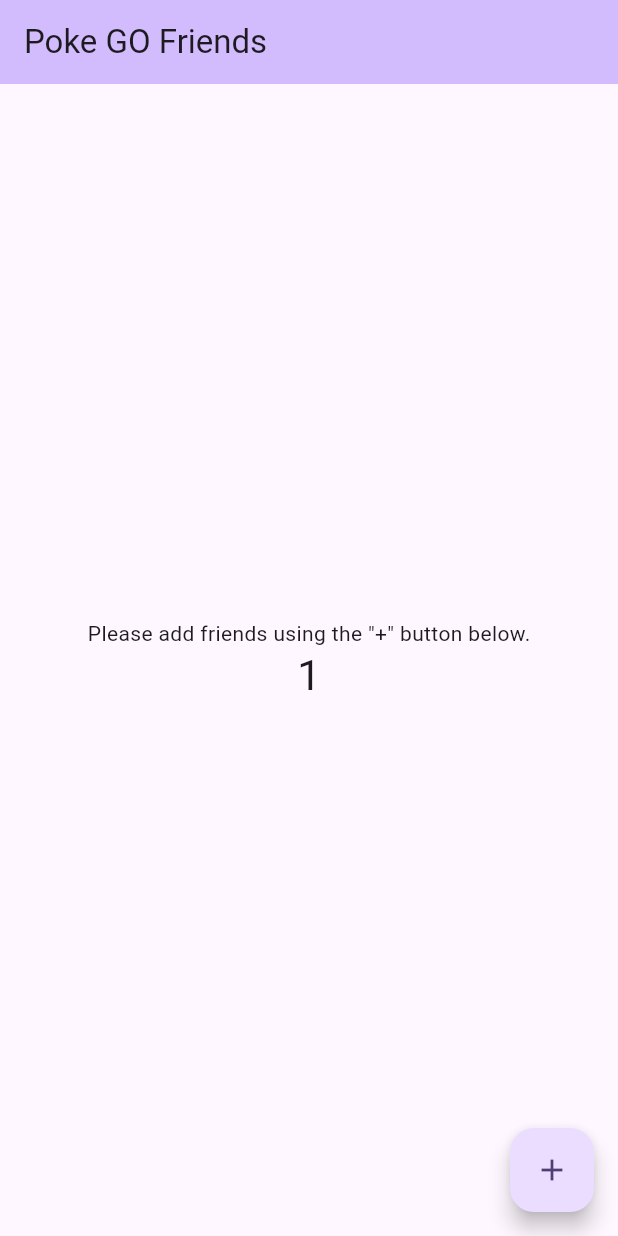
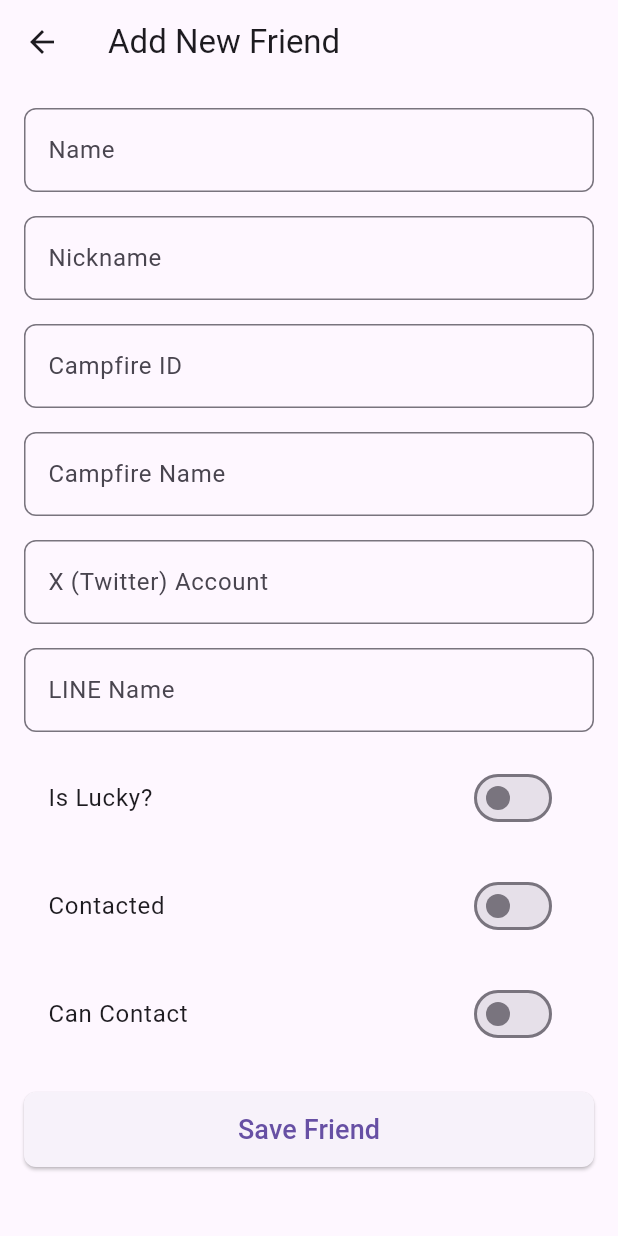
Before and after one commit to DaikiHori/PokeGoFriends, a Flutter app: the screen it shows after launch, after a tap on the "add" icon, on a phone screen of 412 x 824 dp. Run offline on Flutter 3.47's test engine with Material 3 defaults, Android fonts, the phone set to English and light mode, and no system bars; our stand-ins replace sqflite; accounts and stored records are empty; generated files the repository leaves out were written again.

Commit message:
Some basic functionality implemented:ある程度の基本機能実装

```diff
--- a/lib/l10n/app_en.arb
+++ b/lib/l10n/app_en.arb
@@ -4,8 +4,26 @@
     "greeting": "Hello, {name}!",
     "title": "Poke GO Friends",
     "noFriends": "Please add friends using the \"+\" button below.",
-  "@greeting": {
-    "description": "A welcome message with a name parameter",
+    "pluralExample": "{count, plural, one{You have {count} item} other{You have {count} items}}",
+    "addFriendPageTitle": "Add New Friend",
+    "editFriendPageTitle": "Edit Friend",
+    "friendNameLabel": "Name",
+    "friendNameRequired": "Name cannot be empty",
+    "saveButtonText": "Save Friend",
+    "friendNicknameLabel": "Nickname",
+    "friendCampfireIdLabel": "Campfire ID",
+    "friendCampfireNameLabel": "Campfire Name",
+    "friendXAccountLabel": "X (Twitter) Account",
+    "friendLineNameLabel": "LINE Name",
+    "friendIsLuckyLabel": "Is Lucky?",
+    "friendContactedLabel": "Contacted",
+    "friendCanContactLabel": "Can Contact",
+    "friendsListPageTitle": "My Friends",
+    "noFriendsMessage": "No friends added yet. Tap '+' to add one!",
+    "addFriendButtonTooltip": "Add New Friend",
+    "deleteConfirmTitle": "Delete Friend?",
+    "deleteConfirmMessage": "Are you sure you want to delete {name}?",
+    "@deleteConfirmMessage": {
     "placeholders": {
       "name": {
         "type": "String",
@@ -13,5 +31,15 @@
       }
     }
     },
-  "pluralExample": "{count, plural, one{You have {count} item} other{You have {count} items}}"
+    "cancelButtonText": "Cancel",
+    "deleteButtonText": "Delete",
+    "friendDeletedMessage": "Friend \"{name}\" deleted.",
+    "@friendDeletedMessage": {
+    "placeholders": {
+      "name": {
+        "type": "String",
+        "example": "John Doe"
       }
+    }
+  }
+}
--- a/lib/main.dart
+++ b/lib/main.dart
@@ -1,7 +1,7 @@
 import 'package:flutter/material.dart';
 import 'package:flutter_localizations/flutter_localizations.dart';
 import 'package:poke_go_friends/l10n/app_localizations.dart';
-
+import 'package:poke_go_friends/screens/friends_list_page.dart';
 void main() {
   runApp(const MyApp());
 }
@@ -9,73 +9,25 @@
 class MyApp extends StatelessWidget {
   const MyApp({super.key});
 
-  // This widget is the root of your application.
   @override
   Widget build(BuildContext context) {
     return MaterialApp(
-      title: "PokeGo Friends",
+      title: 'Flutter Demo',
       theme: ThemeData(
-        colorScheme: ColorScheme.fromSeed(seedColor: Colors.deepPurple),
+        primarySwatch: Colors.blue,
       ),
       localizationsDelegates: const [
-        AppLocalizations.delegate, // 生成されたクラスのデリゲート
+        AppLocalizations.delegate,
         GlobalMaterialLocalizations.delegate,
         GlobalWidgetsLocalizations.delegate,
         GlobalCupertinoLocalizations.delegate,
       ],
       supportedLocales: const [
-        Locale('en', ''), // 英語
-        Locale('ja', ''), // 日本語
-        // 他にも対応する言語を追加
+        Locale('en', ''),
+        Locale('ja', ''),
       ],
-      home: const MyHomePage(title: 'PokeGo Friends Home Page'),
+      // ホーム画面をFriendsListPageに変更
+      home: const FriendsListPage(), // <-- ここを変更
     );
   }
 }
-
-class MyHomePage extends StatefulWidget {
-  const MyHomePage({super.key, required this.title});
-
-  final String title;
-
-  @override
-  State<MyHomePage> createState() => _MyHomePageState();
-}
-
-class _MyHomePageState extends State<MyHomePage> {
-  int _counter = 0;
-
-  void _incrementCounter() {
-    setState(() {
-      _counter++;
-    });
-  }
-
-  @override
-  Widget build(BuildContext context) {
-    final localizations = AppLocalizations.of(context);
-    return Scaffold(
-      appBar: AppBar(
-        backgroundColor: Theme.of(context).colorScheme.inversePrimary,
-        title: Text(localizations.title),
-      ),
-      body: Center(
-        child: Column(
-          mainAxisAlignment: MainAxisAlignment.center,
-          children: <Widget>[
-            Text(localizations.noFriends),
-            Text(
-              '$_counter',
-              style: Theme.of(context).textTheme.headlineMedium,
-            ),
-          ],
-        ),
-      ),
-      floatingActionButton: FloatingActionButton(
-        onPressed: _incrementCounter,
-        tooltip: 'Increment',
-        child: const Icon(Icons.add),
-      ),
-    );
-  }
-}
--- /dev/null
+++ b/lib/screens/add_friend_page.dart
@@ -0,0 +1,278 @@
+// lib/screens/add_friend_page.dart
+
+import 'package:flutter/material.dart';
+import '../models/friend.dart'; // Friendモデルクラスをインポート
+import '../database/database_helper.dart';   // DbHelperクラスをインポート
+import 'package:poke_go_friends/l10n/app_localizations.dart'; // 多言語対応のためのインポート
+
+// AddFriendPageは新しい友達を追加/既存の友達を編集するためのステートフルウィジェットです。
+class AddFriendPage extends StatefulWidget {
+  // 編集する友達のオブジェクト（新規追加の場合はnull）
+  final Friend? friendToEdit;
+
+  const AddFriendPage({super.key, this.friendToEdit});
+
+  @override
+  State<AddFriendPage> createState() => _AddFriendPageState();
+}
+
+class _AddFriendPageState extends State<AddFriendPage> {
+  // 入力フォームのキー
+  final _formKey = GlobalKey<FormState>();
+
+  // 友達の名前入力用コントローラー
+  final TextEditingController _nameController = TextEditingController();
+  // 友達のニックネーム入力用コントローラー
+  final TextEditingController _nicknameController = TextEditingController();
+  // キャンプファイアID入力用コントローラー
+  final TextEditingController _campfireIdController = TextEditingController();
+  // キャンプファイア名入力用コントローラー
+  final TextEditingController _campfireNameController = TextEditingController();
+  // Xアカウント入力用コントローラー
+  final TextEditingController _xAccountController = TextEditingController();
+  // LINE名入力用コントローラー
+  final TextEditingController _lineNameController = TextEditingController();
+
+  // booleanフィールド: lucky
+  bool _isLucky = false;
+  // booleanフィールド: contacted
+  bool _isContacted = false;
+  // booleanフィールド: canContact
+  bool _canContact = false;
+
+  // 編集モードの場合、既存のFriendオブジェクトを保持
+  Friend? _currentFriend;
+
+  @override
+  void initState() {
+    super.initState();
+    // widget.friendToEdit がnullでなければ、編集モードとして初期データを設定
+    if (widget.friendToEdit != null) {
+      _currentFriend = widget.friendToEdit;
+      _nameController.text = _currentFriend!.name;
+      _nicknameController.text = _currentFriend!.nickname ?? '';
+      _campfireIdController.text = _currentFriend!.campfireId ?? '';
+      _campfireNameController.text = _currentFriend!.campfireName ?? '';
+      _xAccountController.text = _currentFriend!.xAccount ?? '';
+      _lineNameController.text = _currentFriend!.lineName ?? '';
+
+      _isLucky = _currentFriend!.lucky == 1;
+      _isContacted = _currentFriend!.contacted == 1;
+      _canContact = _currentFriend!.canContact == 1;
+    }
+  }
+
+  @override
+  void dispose() {
+    // コントローラーはウィジェットが破棄されるときに破棄する必要があります
+    _nameController.dispose();
+    _nicknameController.dispose();
+    _campfireIdController.dispose();
+    _campfireNameController.dispose();
+    _xAccountController.dispose();
+    _lineNameController.dispose();
+    super.dispose();
+  }
+
+  // 友達をデータベースに保存または更新する非同期メソッド
+  Future<void> _saveFriend() async {
+    // フォームのバリデーションを実行
+    if (_formKey.currentState!.validate()) {
+      // Friendオブジェクトを作成
+      final Friend friendToSave = Friend(
+        // 編集モードの場合は既存のIDを使用、新規追加の場合はnull
+        id: _currentFriend?.id,
+        name: _nameController.text,
+        lucky: _isLucky ? 1 : 0,
+        nickname: _nicknameController.text.isEmpty ? null : _nicknameController.text,
+        campfireId: _campfireIdController.text.isEmpty ? null : _campfireIdController.text,
+        campfireName: _campfireNameController.text.isEmpty ? null : _campfireNameController.text,
+        contacted: _isContacted ? 1 : 0,
+        canContact: _canContact ? 1 : 0,
+        xAccount: _xAccountController.text.isEmpty ? null : _xAccountController.text,
+        lineName: _lineNameController.text.isEmpty ? null : _lineNameController.text,
+      );
+
+      final dbHelper = DbHelper.instance;
+      try {
+        int id;
+        String message;
+        if (friendToSave.id == null) {
+          // 新規追加
+          id = await dbHelper.insertFriend(friendToSave);
+          message = 'Friend "${friendToSave.name}" saved with ID: $id';
+        } else {
+          // 更新
+          id = await dbHelper.updateFriend(friendToSave);
+          message = 'Friend "${friendToSave.name}" updated.';
+        }
+
+        // 保存/更新成功時のフィードバック
+        if (!mounted) return;
+        ScaffoldMessenger.of(context).showSnackBar(
+          SnackBar(content: Text(message)),
+        );
+        // 保存/更新後、前の画面に戻る
+        Navigator.pop(context, true); // trueを渡してデータが更新されたことを前の画面に伝える
+      } catch (e) {
+        // 保存/更新失敗時のエラーフィードバック
+        if (!mounted) return;
+        ScaffoldMessenger.of(context).showSnackBar(
+          SnackBar(content: Text('Failed to save friend: $e')),
+        );
+      }
+    }
+  }
+
+  @override
+  Widget build(BuildContext context) {
+    // 多言語対応のテキストリソースを取得
+    final localizations = AppLocalizations.of(context);
+
+    return Scaffold(
+      appBar: AppBar(
+        // 編集モードか新規追加モードかでタイトルを動的に変更
+        title: Text(widget.friendToEdit == null
+            ? localizations.addFriendPageTitle
+            : localizations.editFriendPageTitle), // 新しい多言語キー
+      ),
+      body: Padding(
+        padding: const EdgeInsets.all(16.0),
+        child: Form(
+          key: _formKey, // フォームのバリデーションキー
+          child: ListView(
+            children: <Widget>[
+              // 名前（必須）
+              TextFormField(
+                controller: _nameController,
+                decoration: InputDecoration(
+                  labelText: localizations.friendNameLabel,
+                  border: OutlineInputBorder(
+                    borderRadius: BorderRadius.circular(8.0),
+                  ),
+                ),
+                validator: (value) {
+                  if (value == null || value.isEmpty) {
+                    return localizations.friendNameRequired;
+                  }
+                  return null;
+                },
+              ),
+              const SizedBox(height: 16.0),
+
+              // ニックネーム（オプション）
+              TextFormField(
+                controller: _nicknameController,
+                decoration: InputDecoration(
+                  labelText: localizations.friendNicknameLabel,
+                  border: OutlineInputBorder(
+                    borderRadius: BorderRadius.circular(8.0),
+                  ),
+                ),
+              ),
+              const SizedBox(height: 16.0),
+
+              // キャンプファイアID（オプション）
+              TextFormField(
+                controller: _campfireIdController,
+                decoration: InputDecoration(
+                  labelText: localizations.friendCampfireIdLabel,
+                  border: OutlineInputBorder(
+                    borderRadius: BorderRadius.circular(8.0),
+                  ),
+                ),
+              ),
+              const SizedBox(height: 16.0),
+
+              // キャンプファイア名（オプション）
+              TextFormField(
+                controller: _campfireNameController,
+                decoration: InputDecoration(
+                  labelText: localizations.friendCampfireNameLabel,
+                  border: OutlineInputBorder(
+                    borderRadius: BorderRadius.circular(8.0),
+                  ),
+                ),
+              ),
+              const SizedBox(height: 16.0),
+
+              // Xアカウント（オプション）
+              TextFormField(
+                controller: _xAccountController,
+                decoration: InputDecoration(
+                  labelText: localizations.friendXAccountLabel,
+                  border: OutlineInputBorder(
+                    borderRadius: BorderRadius.circular(8.0),
+                  ),
+                ),
+              ),
+              const SizedBox(height: 16.0),
+
+              // LINE名（オプション）
+              TextFormField(
+                controller: _lineNameController,
+                decoration: InputDecoration(
+                  labelText: localizations.friendLineNameLabel,
+                  border: OutlineInputBorder(
+                    borderRadius: BorderRadius.circular(8.0),
+                  ),
+                ),
+              ),
+              const SizedBox(height: 16.0),
+
+              // lucky (SwitchListTile)
+              SwitchListTile(
+                title: Text(localizations.friendIsLuckyLabel),
+                value: _isLucky,
+                onChanged: (bool value) {
+                  setState(() {
+                    _isLucky = value;
+                  });
+                },
+              ),
+              const SizedBox(height: 16.0),
+
+              // contacted (SwitchListTile)
+              SwitchListTile(
+                title: Text(localizations.friendContactedLabel),
+                value: _isContacted,
+                onChanged: (bool value) {
+                  setState(() {
+                    _isContacted = value;
+                  });
+                },
+              ),
+              const SizedBox(height: 16.0),
+
+              // canContact (SwitchListTile)
+              SwitchListTile(
+                title: Text(localizations.friendCanContactLabel),
+                value: _canContact,
+                onChanged: (bool value) {
+                  setState(() {
+                    _canContact = value;
+                  });
+                },
+              ),
+              const SizedBox(height: 24.0),
+
+              ElevatedButton(
+                onPressed: _saveFriend, // 保存ボタンを押したときに_saveFriendを実行
+                style: ElevatedButton.styleFrom(
+                  padding: const EdgeInsets.symmetric(vertical: 12.0),
+                  shape: RoundedRectangleBorder(
+                    borderRadius: BorderRadius.circular(8.0),
+                  ),
+                ),
+                child: Text(
+                  localizations.saveButtonText,
+                  style: const TextStyle(fontSize: 18.0),
+                ),
+              ),
+            ],
+          ),
+        ),
+      ),
+    );
+  }
+}
--- /dev/null
+++ b/lib/screens/friends_list_page.dart
@@ -0,0 +1,189 @@
+// lib/screens/friends_list_page.dart
+
+import 'package:flutter/material.dart';
+import '../database/database_helper.dart';
+import '../l10n/app_localizations.dart';
+import '../models/friend.dart';      // Friendモデルクラスをインポート
+import 'package:poke_go_friends/screens/add_friend_page.dart'; // AddFriendPageへ遷移するため
+
+// FriendsListPageは、データベースから友達のリストを表示するためのステートフルウィジェットです。
+class FriendsListPage extends StatefulWidget {
+  const FriendsListPage({super.key});
+
+  @override
+  State<FriendsListPage> createState() => _FriendsListPageState();
+}
+
+class _FriendsListPageState extends State<FriendsListPage> {
+  // 友達のリストを保持する変数
+  List<Friend> _friends = [];
+  // データがロード中かどうかを示すフラグ
+  bool _isLoading = true;
+
+  @override
+  void initState() {
+    super.initState();
+    _loadFriends(); // ウィジェットが初期化されたときに友達のリストをロード
+  }
+
+  // データベースから友達のリストをロードする非同期メソッド
+  Future<void> _loadFriends() async {
+    setState(() {
+      _isLoading = true; // ロード開始
+    });
+    try {
+      // DbHelperからすべての友達を取得
+      final loadedFriends = await DbHelper.instance.getFriends();
+      setState(() {
+        _friends = loadedFriends; // 取得したリストを更新
+        _isLoading = false; // ロード完了
+      });
+    } catch (e) {
+      // エラー処理
+      if (!mounted) return;
+      ScaffoldMessenger.of(context).showSnackBar(
+        SnackBar(content: Text('Failed to load friends: $e')),
+      );
+      setState(() {
+        _isLoading = false; // ロード完了 (エラー時も)
+      });
+    }
+  }
+
+  // 友達を削除する非同期メソッド
+  Future<void> _deleteFriend(int id, String name) async {
+    // 削除確認のダイアログ表示
+    final bool? confirmDelete = await showDialog<bool>(
+      context: context,
+      builder: (BuildContext context) {
+        final localizations = AppLocalizations.of(context);
+        return AlertDialog(
+          title: Text(localizations.deleteConfirmTitle),
+          content: Text(localizations.deleteConfirmMessage(name)),
+          actions: <Widget>[
+            TextButton(
+              onPressed: () => Navigator.of(context).pop(false), // キャンセル
+              child: Text(localizations.cancelButtonText),
+            ),
+            TextButton(
+              onPressed: () => Navigator.of(context).pop(true), // 削除
+              child: Text(localizations.deleteButtonText),
+            ),
+          ],
+        );
+      },
+    );
+
+    if (confirmDelete == true) {
+      try {
+        await DbHelper.instance.deleteFriend(id);
+        // 削除成功時のフィードバック
+        if (!mounted) return;
+        ScaffoldMessenger.of(context).showSnackBar(
+          SnackBar(content: Text(AppLocalizations.of(context).friendDeletedMessage(name))),
+        );
+        _loadFriends(); // リストを再ロードしてUIを更新
+      } catch (e) {
+        // 削除失敗時のエラーフィードバック
+        if (!mounted) return;
+        ScaffoldMessenger.of(context).showSnackBar(
+          SnackBar(content: Text('Failed to delete friend: $e')),
+        );
+      }
+    }
+  }
+
+  @override
+  Widget build(BuildContext context) {
+    final localizations = AppLocalizations.of(context);
+
+    return Scaffold(
+      appBar: AppBar(
+        title: Text(localizations.friendsListPageTitle), // ページのタイトル
+      ),
+      body: _isLoading
+          ? const Center(child: CircularProgressIndicator()) // ロード中はプログレスインジケータを表示
+          : _friends.isEmpty
+          ? Center(child: Text(localizations.noFriendsMessage)) // 友達がいない場合のメッセージ
+          : ListView.builder(
+        itemCount: _friends.length,
+        itemBuilder: (context, index) {
+          final friend = _friends[index];
+          return Card( // 各友達をカードで表示
+            margin: const EdgeInsets.symmetric(horizontal: 16.0, vertical: 8.0),
+            elevation: 4.0,
+            shape: RoundedRectangleBorder(borderRadius: BorderRadius.circular(12.0)),
+            child: ListTile(
+              contentPadding: const EdgeInsets.all(16.0),
+              title: Text(
+                friend.name,
+                style: const TextStyle(fontSize: 18.0, fontWeight: FontWeight.bold),
+              ),
+              subtitle: Column(
+                crossAxisAlignment: CrossAxisAlignment.start,
+                children: [
+                  if (friend.nickname != null && friend.nickname!.isNotEmpty)
+                    Text('${localizations.friendNicknameLabel}: ${friend.nickname!}'),
+                  // 以下、他の連絡先情報などを表示
+                  if (friend.campfireName != null && friend.campfireName!.isNotEmpty)
+                    Text('${localizations.friendCampfireNameLabel}: ${friend.campfireName!}'),
+                  if (friend.xAccount != null && friend.xAccount!.isNotEmpty)
+                    Text('${localizations.friendXAccountLabel}: ${friend.xAccount!}'),
+                  if (friend.lineName != null && friend.lineName!.isNotEmpty)
+                    Text('${localizations.friendLineNameLabel}: ${friend.lineName!}'),
+                  Row(
+                    children: [
+                      if (friend.lucky == 1)
+                        Padding(
+                          padding: const EdgeInsets.only(right: 8.0),
+                          child: Icon(Icons.star, color: Colors.amber, size: 20),
+                        ),
+                      if (friend.contacted == 1)
+                        Padding(
+                          padding: const EdgeInsets.only(right: 8.0),
+                          child: Icon(Icons.check_circle, color: Colors.green, size: 20),
+                        ),
+                      if (friend.canContact == 1)
+                        Icon(Icons.phone_in_talk, color: Colors.blue, size: 20),
+                    ],
+                  ),
+                ],
+              ),
+              trailing: IconButton(
+                icon: const Icon(Icons.delete, color: Colors.red),
+                onPressed: () => _deleteFriend(friend.id!, friend.name), // 削除ボタン
+              ),
+              onTap: () async {
+                // 友達の詳細/編集ページへ遷移 (Friendオブジェクトを渡す)
+                final bool? result = await Navigator.push(
+                  context,
+                  MaterialPageRoute(
+                    builder: (context) => AddFriendPage(friendToEdit: friend),
+                  ),
+                );
+                // 編集ページから戻ってきたときに、データが更新された場合はリストを再ロード
+                if (result == true) {
+                  _loadFriends();
+                }
+              },
+            ),
+          );
+        },
+      ),
+      floatingActionButton: FloatingActionButton(
+        onPressed: () async {
+          // AddFriendPageに遷移し、戻ってきたときにリストをリフレッシュ
+          final bool? result = await Navigator.push(
+            context,
+            MaterialPageRoute(builder: (context) => const AddFriendPage()),
+          );
+          if (result == true) {
+            _loadFriends(); // 友達が追加されたらリストを再ロード
+          }
+        },
+        tooltip: localizations.addFriendButtonTooltip,
+        child: const Icon(Icons.add),
+      ),
+    );
+  }
+}
```
Also changed, not shown: lib/l10n/app_ja.arb (+43 -6 lines). Lines whose indentation alone changed are shown as unchanged.
